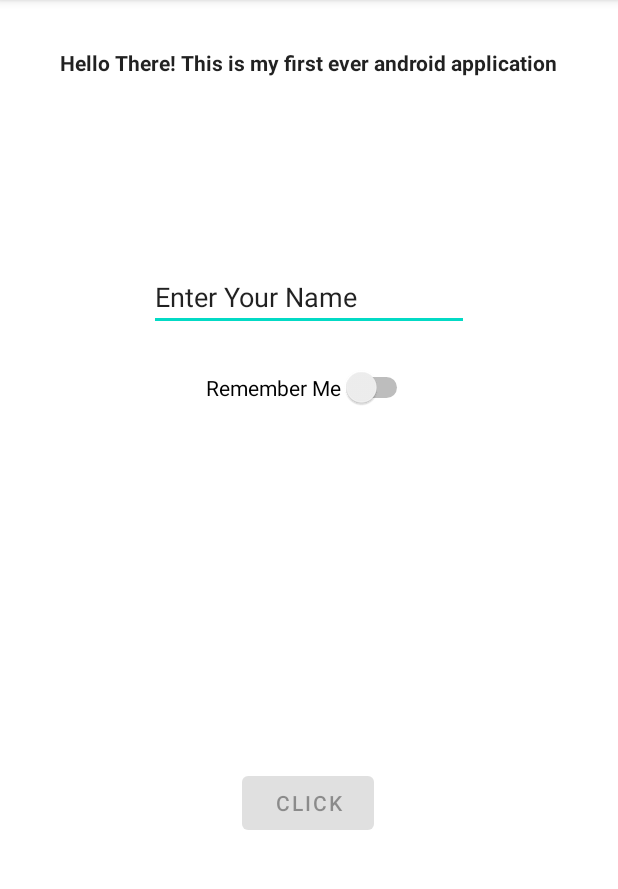
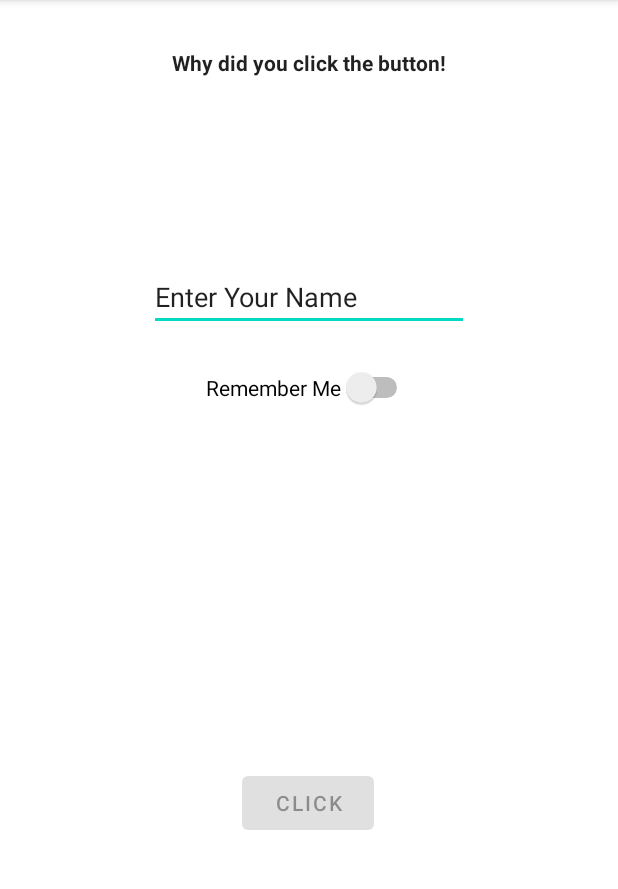
Before and after one commit to Dazzler123/Android-Development-Java, an Android app: the screen it shows after launch (MainActivity), after a tap on "CLICK", on a phone screen of 412 x 824 dp, the part 84-973 px from its top. Run offline under Robolectric (Android 15) with nearby library versions, the phone set to English and light mode, and no system bars.

Commit message:
Set text to the heading TextView on button click added

```diff
--- a/src/main/java/com/example/myapplication/MainActivity.java
+++ b/src/main/java/com/example/myapplication/MainActivity.java
@@ -4,6 +4,7 @@ import androidx.appcompat.app.AppCompatActivity;
 
 import android.os.Bundle;
 import android.view.View;
+import android.widget.TextView;
 
 public class MainActivity extends AppCompatActivity {
 
@@ -14,7 +15,15 @@ public class MainActivity extends AppCompatActivity {
     }
 
     public void btnDisable(View view) {
+        //select element id by findViewById() method and assign it to its relevant object
+        TextView label = findViewById(R.id.lblHeading);  //make sure this is created inside a
+        //a method like here..
+
         //disable btn on click
+        if (view.isEnabled()) {
+            //set text
+            label.setText("Why did you click the button!");
+        }
         view.setEnabled(false);
     }
 }
--- a/src/main/res/layout/activity_main.xml
+++ b/src/main/res/layout/activity_main.xml
@@ -7,13 +7,13 @@
     tools:context=".MainActivity">
 
     <TextView
-        android:id="@+id/textView"
+        android:id="@+id/lblHeading"
         android:layout_width="wrap_content"
         android:layout_height="wrap_content"
         android:layout_marginStart="55dp"
         android:layout_marginTop="32dp"
         android:layout_marginEnd="55dp"
-        android:text="Hello There! This is my first ever android application"
+        android:text=""
         android:textAppearance="@style/TextAppearance.AppCompat.Body1"
         android:textColorHint="#DD2091"
         android:textStyle="bold"
@@ -30,7 +30,7 @@
         android:onClick="btnDisable"
         android:text="Click"
         app:layout_constraintStart_toStartOf="parent"
-        app:layout_constraintTop_toBottomOf="@+id/textView" />
+        app:layout_constraintTop_toBottomOf="@+id/lblHeading" />
 
     <ImageView
         android:id="@+id/imageView"
@@ -41,7 +41,7 @@
         android:layout_marginEnd="137dp"
         app:layout_constraintEnd_toEndOf="parent"
         app:layout_constraintStart_toStartOf="parent"
-        app:layout_constraintTop_toBottomOf="@+id/textView"
+        app:layout_constraintTop_toBottomOf="@+id/lblHeading"
         tools:srcCompat="@tools:sample/avatars" />
 
     <Switch
```
